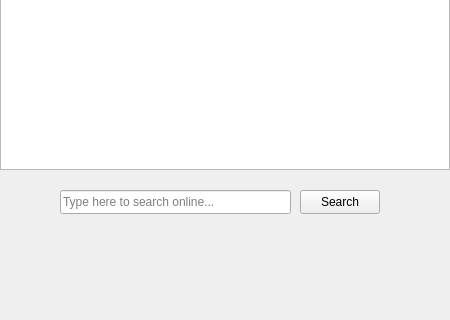
Before: the Qt Designer form src/mainwindow/mainwindow.ui in sudosys/myvocabulary, drawn with Qt 5; both pictures show x 0 to 450 and y 330 to 650 of the 450 by 650 pixel window.
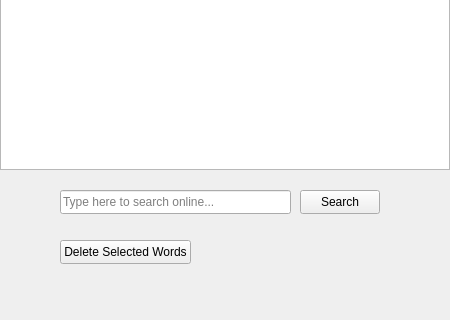
After: the same form once the commit is applied.

Commit message: selected words can be deleted

```diff
--- a/src/mainwindow/mainwindow.ui
+++ b/src/mainwindow/mainwindow.ui
@@ -133,6 +133,19 @@
      </property>
     </column>
    </widget>
+   <widget class="QPushButton" name="delete_button">
+    <property name="geometry">
+     <rect>
+      <x>60</x>
+      <y>570</y>
+      <width>131</width>
+      <height>24</height>
+     </rect>
+    </property>
+    <property name="text">
+     <string>Delete Selected Words</string>
+    </property>
+   </widget>
   </widget>
  </widget>
  <resources/>
```
The commit also changes 3 other files.
